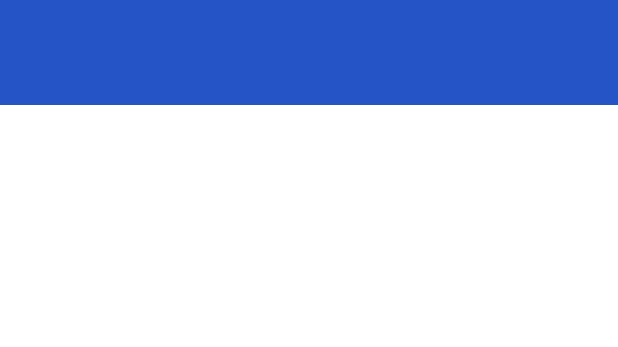
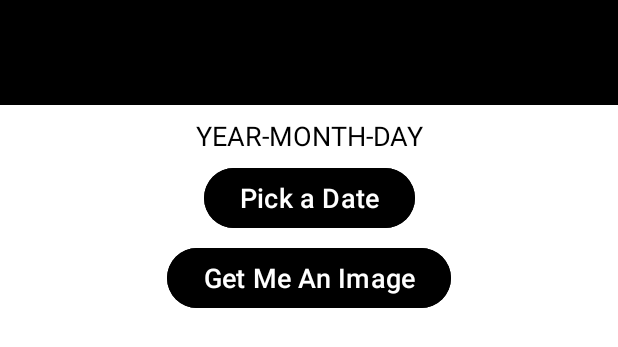
Before and after one commit to AliCoopaaaah/Test, an Android app: the layout activity_main.xml on its own in the app's theme, with its tools: preview values and no code run, on a phone screen of 412 x 824 dp. Shown: the top 347 px of the screen. Run offline under Robolectric (Android 15) with nearby library versions, the phone set to English and light mode, and no system bars; network calls fail.

Commit message:
Adding new activity

```diff
--- a/app/src/main/AndroidManifest.xml
+++ b/app/src/main/AndroidManifest.xml
@@ -2,7 +2,9 @@
 <manifest xmlns:android="http://schemas.android.com/apk/res/android"
     xmlns:tools="http://schemas.android.com/tools"
     tools:ignore="MissingLeanbackLauncher">
+
     <uses-permission android:name="android.permission.INTERNET" />
+
     <uses-feature
         android:name="android.hardware.touchscreen"
         android:required="false" />
--- a/app/src/main/res/layout/activity_main.xml
+++ b/app/src/main/res/layout/activity_main.xml
@@ -6,22 +6,61 @@
     android:background="@color/white"
     android:layout_width="match_parent"
     android:layout_height="match_parent"
-    tools:context=".MainActivity">
-
+    tools:context=".MainActivity"
+    android:orientation="vertical">
     <androidx.appcompat.widget.Toolbar
         android:id="@+id/toolbar"
         android:layout_width="match_parent"
         android:layout_height="wrap_content"
-            android:background="@color/blue"
+        android:background="@color/black"
         android:minHeight="70dp"
         app:layout_constraintLeft_toLeftOf="parent"
         app:layout_constraintTop_toTopOf="parent"/>
-
     <ImageView
         android:id="@+id/image"
+        android:layout_width="wrap_content"
+        android:layout_height="wrap_content"
+        app:layout_constraintLeft_toLeftOf="parent"
+        app:layout_constraintTop_toBottomOf="@id/show"/>
+    <TextView
+        android:id="@+id/datePicked"
+        android:text="YEAR-MONTH-DAY"
+        android:textColor="@color/black"
+        android:textSize="18dp"
+        android:gravity="center"
+        android:layout_marginTop="8dp"
         android:layout_width="match_parent"
-            android:layout_height="match_parent"
-            app:layout_constraintTop_toBottomOf="@+id/toolbar"
-            app:layout_constraintLeft_toLeftOf="parent"/>
+        android:layout_height="wrap_content"
+        app:layout_constraintLeft_toLeftOf="parent"
+        app:layout_constraintRight_toRightOf="parent"
+        app:layout_constraintTop_toBottomOf="@id/toolbar"/>
+    <Button
+        android:id="@+id/dateButton"
+        android:text="Pick a Date"
+        android:textSize="18dp"
+        android:backgroundTint="@color/black"
+        android:layout_marginTop="5dp"
+        android:layout_width="wrap_content"
+        android:layout_height="wrap_content"
+        app:layout_constraintLeft_toLeftOf="parent"
+        app:layout_constraintRight_toRightOf="parent"
+        app:layout_constraintTop_toBottomOf="@id/datePicked"/>
+    <Button
+        android:id="@+id/show"
+        android:text="Get Me An Image"
+        android:textSize="18dp"
+        android:backgroundTint="@color/black"
+        android:layout_marginTop="5dp"
+        android:layout_width="wrap_content"
+        android:layout_height="wrap_content"
+        app:layout_constraintRight_toRightOf="parent"
+        app:layout_constraintLeft_toRightOf="@id/show"
+        app:layout_constraintTop_toBottomOf="@id/dateButton"/>
+    <FrameLayout
+        android:id="@+id/frame"
+        android:layout_width="match_parent"
+        android:layout_height="wrap_content"
+        app:layout_constraintLeft_toLeftOf="parent"
+        app:layout_constraintTop_toBottomOf="@id/image"/>
 
 </androidx.constraintlayout.widget.ConstraintLayout>
```
Also changed, not shown: app/src/main/java/com/example/test/ListFragment.java (added, +43 -0 lines), app/src/main/java/com/example/test/MainActivity.java (+88 -9 lines), app/src/main/res/layout/fragment_list.xml (added, +14 -0 lines), app/src/main/res/layout/list_items.xml (added, +7 -0 lines), app/src/main/res/menu/toolbar_menu.xml (+5 -3 lines), app/src/main/res/drawable/stars.png (added). Lines whose indentation alone changed are shown as unchanged.
